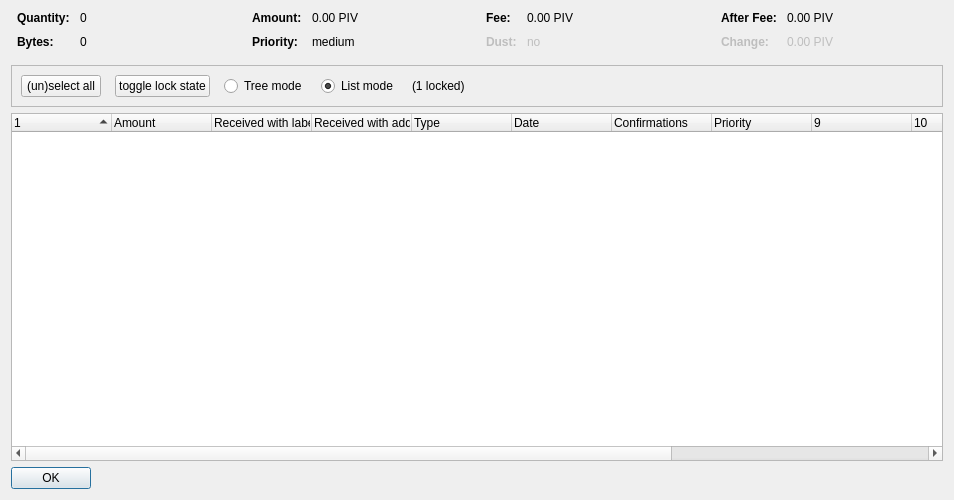
Qt form src/qt/forms/coincontroldialog.ui (WisprProject/core) before a commit.
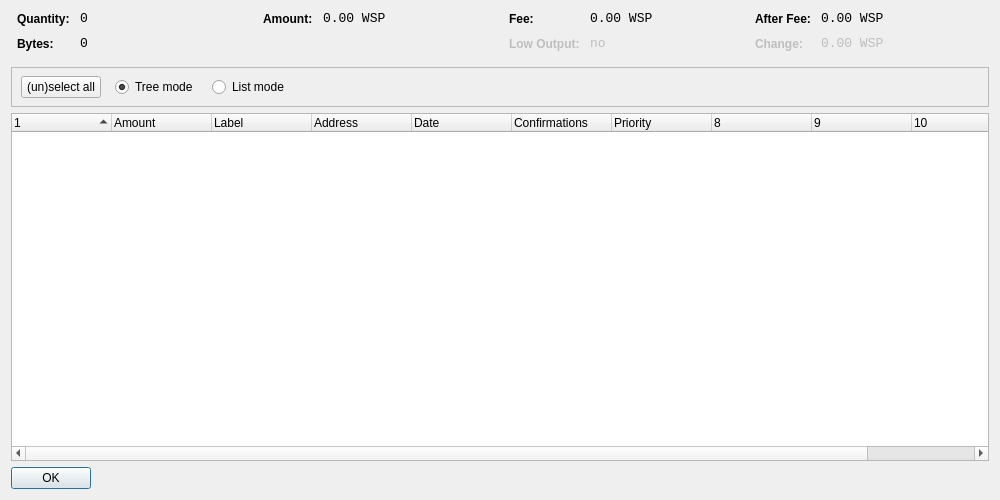
The same form after that commit. Custom widgets are drawn as their Qt base class.

Commit message: Update Qt to old state

The edit to the form file:
```diff
--- a/src/qt/forms/coincontroldialog.ui
+++ b/src/qt/forms/coincontroldialog.ui
@@ -6,7 +6,7 @@
             <rect>
                 <x>0</x>
                 <y>0</y>
-                <width>954</width>
+    <width>1000</width>
                 <height>500</height>
             </rect>
         </property>
@@ -38,11 +38,8 @@
                             </property>
                             <item row="0" column="0">
                                 <widget class="QLabel" name="labelCoinControlQuantityText">
-                                    <property name="font">
-                                        <font>
-                                            <weight>75</weight>
-                                            <bold>true</bold>
-                                        </font>
+         <property name="styleSheet">
+          <string notr="true">font-weight:bold;</string>
                                     </property>
                                     <property name="text">
                                         <string>Quantity:</string>
@@ -51,6 +48,12 @@
                             </item>
                             <item row="0" column="1">
                                 <widget class="QLabel" name="labelCoinControlQuantity">
+         <property name="font">
+          <font>
+           <family>Monospace</family>
+           <pointsize>10</pointsize>
+          </font>
+         </property>
                                     <property name="cursor">
                                         <cursorShape>IBeamCursor</cursorShape>
                                     </property>
@@ -69,11 +72,8 @@
                             </item>
                             <item row="1" column="0">
                                 <widget class="QLabel" name="labelCoinControlBytesText">
-                                    <property name="font">
-                                        <font>
-                                            <weight>75</weight>
-                                            <bold>true</bold>
-                                        </font>
+         <property name="styleSheet">
+          <string notr="true">font-weight:bold;</string>
                                     </property>
                                     <property name="text">
                                         <string>Bytes:</string>
@@ -82,6 +82,12 @@
                             </item>
                             <item row="1" column="1">
                                 <widget class="QLabel" name="labelCoinControlBytes">
+         <property name="font">
+          <font>
+           <family>Monospace</family>
+           <pointsize>10</pointsize>
+          </font>
+         </property>
                                     <property name="cursor">
                                         <cursorShape>IBeamCursor</cursorShape>
                                     </property>
@@ -116,11 +122,8 @@
                             </property>
                             <item row="0" column="0">
                                 <widget class="QLabel" name="labelCoinControlAmountText">
-                                    <property name="font">
-                                        <font>
-                                            <weight>75</weight>
-                                            <bold>true</bold>
-                                        </font>
+         <property name="styleSheet">
+          <string notr="true">font-weight:bold;</string>
                                     </property>
                                     <property name="text">
                                         <string>Amount:</string>
@@ -129,37 +132,12 @@
                             </item>
                             <item row="0" column="1">
                                 <widget class="QLabel" name="labelCoinControlAmount">
-                                    <property name="cursor">
-                                        <cursorShape>IBeamCursor</cursorShape>
-                                    </property>
-                                    <property name="contextMenuPolicy">
-                                        <enum>Qt::ActionsContextMenu</enum>
-                                    </property>
-                                    <property name="text">
-                                        <string notr="true">0.00 PIV</string>
-                                    </property>
-                                    <property name="textInteractionFlags">
-                                        <set>
-                                            Qt::LinksAccessibleByMouse|Qt::TextSelectableByKeyboard|Qt::TextSelectableByMouse
-                                        </set>
-                                    </property>
-                                </widget>
-                            </item>
-                            <item row="1" column="0">
-                                <widget class="QLabel" name="labelCoinControlPriorityText">
                                     <property name="font">
                                         <font>
-                                            <weight>75</weight>
-                                            <bold>true</bold>
-                                        </font>
-                                    </property>
-                                    <property name="text">
-                                        <string>Priority:</string>
-                                    </property>
-                                </widget>
-                            </item>
-                            <item row="1" column="1">
-                                <widget class="QLabel" name="labelCoinControlPriority">
+           <family>Monospace</family>
+           <pointsize>10</pointsize>
+          </font>
+         </property>
                                     <property name="cursor">
                                         <cursorShape>IBeamCursor</cursorShape>
                                     </property>
@@ -167,7 +145,7 @@
                                         <enum>Qt::ActionsContextMenu</enum>
                                     </property>
                                     <property name="text">
-                                        <string>medium</string>
+          <string notr="true">0.00 WSP</string>
                                     </property>
                                     <property name="textInteractionFlags">
                                         <set>
@@ -194,11 +172,8 @@
                             </property>
                             <item row="0" column="0">
                                 <widget class="QLabel" name="labelCoinControlFeeText">
-                                    <property name="font">
-                                        <font>
-                                            <weight>75</weight>
-                                            <bold>true</bold>
-                                        </font>
+         <property name="styleSheet">
+          <string notr="true">font-weight:bold;</string>
                                     </property>
                                     <property name="text">
                                         <string>Fee:</string>
@@ -207,6 +182,12 @@
                             </item>
                             <item row="0" column="1">
                                 <widget class="QLabel" name="labelCoinControlFee">
+         <property name="font">
+          <font>
+           <family>Monospace</family>
+           <pointsize>10</pointsize>
+          </font>
+         </property>
                                     <property name="cursor">
                                         <cursorShape>IBeamCursor</cursorShape>
                                     </property>
@@ -214,7 +195,7 @@
                                         <enum>Qt::ActionsContextMenu</enum>
                                     </property>
                                     <property name="text">
-                                        <string notr="true">0.00 PIV</string>
+          <string notr="true">0.00 WSP</string>
                                     </property>
                                     <property name="textInteractionFlags">
                                         <set>
@@ -228,14 +209,11 @@
                                     <property name="enabled">
                                         <bool>false</bool>
                                     </property>
-                                    <property name="font">
-                                        <font>
-                                            <weight>75</weight>
-                                            <bold>true</bold>
-                                        </font>
+         <property name="styleSheet">
+          <string notr="true">font-weight:bold;</string>
                                     </property>
                                     <property name="text">
-                                        <string>Dust:</string>
+          <string>Low Output:</string>
                                     </property>
                                 </widget>
                             </item>
@@ -244,6 +222,12 @@
                                     <property name="enabled">
                                         <bool>false</bool>
                                     </property>
+         <property name="font">
+          <font>
+           <family>Monospace</family>
+           <pointsize>10</pointsize>
+          </font>
+         </property>
                                     <property name="cursor">
                                         <cursorShape>IBeamCursor</cursorShape>
                                     </property>
@@ -278,11 +262,8 @@
                             </property>
                             <item row="0" column="0">
                                 <widget class="QLabel" name="labelCoinControlAfterFeeText">
-                                    <property name="font">
-                                        <font>
-                                            <weight>75</weight>
-                                            <bold>true</bold>
-                                        </font>
+         <property name="styleSheet">
+          <string notr="true">font-weight:bold;</string>
                                     </property>
                                     <property name="text">
                                         <string>After Fee:</string>
@@ -291,6 +272,12 @@
                             </item>
                             <item row="0" column="1">
                                 <widget class="QLabel" name="labelCoinControlAfterFee">
+         <property name="font">
+          <font>
+           <family>Monospace</family>
+           <pointsize>10</pointsize>
+          </font>
+         </property>
                                     <property name="cursor">
                                         <cursorShape>IBeamCursor</cursorShape>
                                     </property>
@@ -298,7 +285,7 @@
                                         <enum>Qt::ActionsContextMenu</enum>
                                     </property>
                                     <property name="text">
-                                        <string notr="true">0.00 PIV</string>
+          <string notr="true">0.00 WSP</string>
                                     </property>
                                     <property name="textInteractionFlags">
                                         <set>
@@ -312,11 +299,8 @@
                                     <property name="enabled">
                                         <bool>false</bool>
                                     </property>
-                                    <property name="font">
-                                        <font>
-                                            <weight>75</weight>
-                                            <bold>true</bold>
-                                        </font>
+         <property name="styleSheet">
+          <string notr="true">font-weight:bold;</string>
                                     </property>
                                     <property name="text">
                                         <string>Change:</string>
@@ -328,6 +312,12 @@
                                     <property name="enabled">
                                         <bool>false</bool>
                                     </property>
+         <property name="font">
+          <font>
+           <family>Monospace</family>
+           <pointsize>10</pointsize>
+          </font>
+         </property>
                                     <property name="cursor">
                                         <cursorShape>IBeamCursor</cursorShape>
                                     </property>
@@ -335,7 +325,7 @@
                                         <enum>Qt::ActionsContextMenu</enum>
                                     </property>
                                     <property name="text">
-                                        <string notr="true">0.00 PIV</string>
+          <string notr="true">0.00 WSP</string>
                                     </property>
                                     <property name="textInteractionFlags">
                                         <set>
@@ -362,9 +352,16 @@
                     <property name="frameShadow">
                         <enum>QFrame::Sunken</enum>
                     </property>
-                    <layout class="QHBoxLayout" name="horizontalLayout">
-                        <item>
-                            <layout class="QHBoxLayout" name="horizontalLayoutPanel" stretch="0,0,0,0,0,0">
+     <widget class="QWidget" name="horizontalLayoutWidget">
+      <property name="geometry">
+       <rect>
+        <x>10</x>
+        <y>0</y>
+        <width>781</width>
+        <height>41</height>
+       </rect>
+      </property>
+      <layout class="QHBoxLayout" name="horizontalLayoutPanel" stretch="0,0,0,0">
                                 <property name="spacing">
                                     <number>14</number>
                                 </property>
@@ -379,25 +376,6 @@
                                         <property name="text">
                                             <string>(un)select all</string>
                                         </property>
-                                        <property name="autoDefault">
-                                            <bool>false</bool>
-                                        </property>
-                                    </widget>
-                                </item>
-                                <item>
-                                    <widget class="QPushButton" name="pushButtonToggleLock">
-                                        <property name="sizePolicy">
-                                            <sizepolicy hsizetype="Maximum" vsizetype="Fixed">
-                                                <horstretch>0</horstretch>
-                                                <verstretch>0</verstretch>
-                                            </sizepolicy>
-                                        </property>
-                                        <property name="text">
-                                            <string>toggle lock state</string>
-                                        </property>
-                                        <property name="autoDefault">
-                                            <bool>false</bool>
-                                        </property>
                                     </widget>
                                 </item>
                                 <item>
@@ -411,6 +389,9 @@
                                         <property name="text">
                                             <string>Tree mode</string>
                                         </property>
+         <property name="checked">
+          <bool>true</bool>
+         </property>
                                     </widget>
                                 </item>
                                 <item>
@@ -424,16 +405,6 @@
                                         <property name="text">
                                             <string>List mode</string>
                                         </property>
-                                        <property name="checked">
-                                            <bool>true</bool>
-                                        </property>
-                                    </widget>
-                                </item>
-                                <item>
-                                    <widget class="QLabel" name="labelLocked">
-                                        <property name="text">
-                                            <string>(1 locked)</string>
-                                        </property>
                                     </widget>
                                 </item>
                                 <item>
@@ -450,8 +421,7 @@
                                     </spacer>
                                 </item>
                             </layout>
-                        </item>
-                    </layout>
+     </widget>
                 </widget>
             </item>
             <item>
@@ -463,7 +433,7 @@
                         <bool>false</bool>
                     </property>
                     <property name="columnCount">
-                        <number>13</number>
+      <number>11</number>
                     </property>
                     <attribute name="headerShowSortIndicator" stdset="0">
                         <bool>true</bool>
@@ -483,17 +453,12 @@
                     </column>
                     <column>
                         <property name="text">
-                            <string>Received with label</string>
+       <string>Label</string>
                         </property>
                     </column>
                     <column>
                         <property name="text">
-                            <string>Received with address</string>
-                        </property>
-                    </column>
-                    <column>
-                        <property name="text">
-                            <string>Type</string>
+       <string>Address</string>
                         </property>
                     </column>
                     <column>
@@ -534,11 +499,6 @@
                             <string/>
                         </property>
                     </column>
-                    <column>
-                        <property name="text">
-                            <string/>
-                        </property>
-                    </column>
                 </widget>
             </item>
             <item>
```
Left out of the diff: 32 changed lines with no effect on the pictures. Lines whose indentation alone changed are shown as unchanged. The commit also changes 233 other files.
